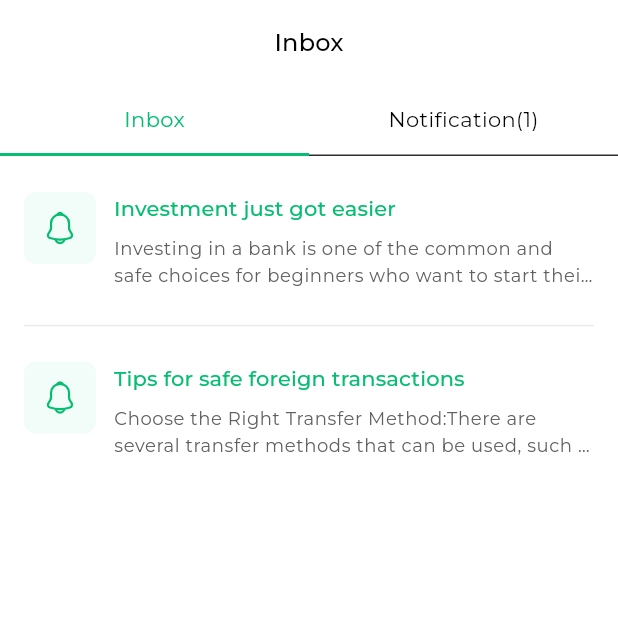
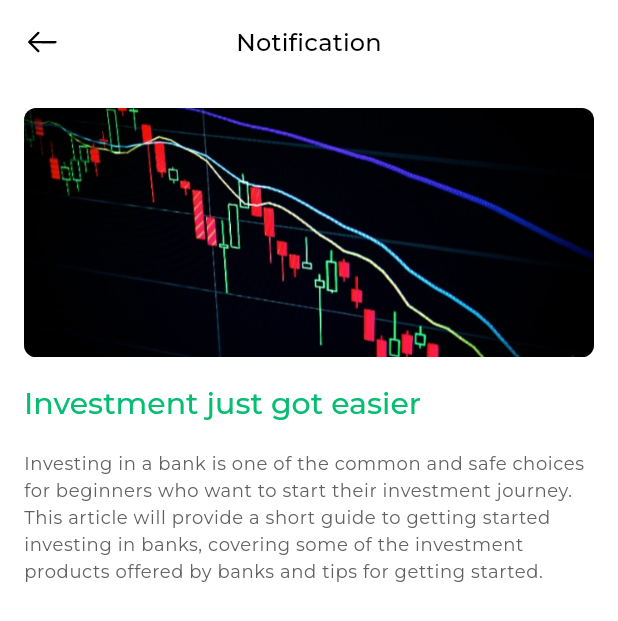
Before and after one commit to sayapakailinuxpak/dragonfly, a Flutter app: the screen it shows after launch, on a phone screen of 412 x 824 dp. Shown: the top 621 px of the screen. Run offline on Flutter 3.47's test engine with Material 3 defaults, Android fonts, the phone set to English and light mode, and no system bars; our stand-ins replace flutter_svg.

Commit message:
create NotificationDetail class

```diff
--- a/lib/main.dart
+++ b/lib/main.dart
@@ -1,5 +1,6 @@
 import 'package:dragonfly/screens/auth.dart';
 import 'package:dragonfly/screens/home.dart';
+import 'package:dragonfly/screens/notification_detail.dart';
 import 'package:dragonfly/screens/onboarding.dart';
 import 'package:dragonfly/screens/inbox.dart';
 import 'package:flutter/material.dart';
@@ -48,7 +49,13 @@ class MyApp extends StatelessWidget {
             fontFamily: "Montserrat",
             fontSize: 24.0,
             fontWeight: FontWeight.w500,
-            height: 1.5,
+            height: 1.5
+          ),
+          titleLarge: TextStyle(
+            fontFamily: "Montserrat",
+            fontSize: 20.0,
+            fontWeight: FontWeight.w500,
+            height: 1.5
           ),
           titleMedium: TextStyle(
             fontFamily: "Montserrat",
@@ -95,7 +102,7 @@ class MyApp extends StatelessWidget {
         ),
         // useMaterial3: true,
       ),
-      home: const Inbox()
+      home: NotificationDetail()
     );
   }
 }
--- /dev/null
+++ b/lib/screens/notification_detail.dart
@@ -0,0 +1,59 @@
+import 'package:dragonfly/data/notification_model.dart';
+import 'package:flutter/cupertino.dart';
+import 'package:flutter/material.dart';
+import 'package:flutter_svg/flutter_svg.dart';
+
+class NotificationDetail extends StatelessWidget {
+  const NotificationDetail({super.key});
+
+  @override
+  Widget build(BuildContext context) {
+    return Scaffold(
+      appBar: AppBar(
+        leading: IconButton(
+          onPressed: () {},
+          icon: SvgPicture.asset(
+            "assets/icons/arrow-left-icon.svg"
+          )
+        ),
+        title: Text(
+          "Notification",
+          style: Theme.of(context).textTheme.titleMedium?.apply(
+            fontWeightDelta: 1
+          ),
+        ),
+        centerTitle: true,
+      ),
+      body: SingleChildScrollView(
+        child: Padding(
+          padding: const EdgeInsets.symmetric(horizontal: 16.0, vertical: 16.0),
+          child: Column(
+            crossAxisAlignment: CrossAxisAlignment.start,
+            children: [
+              ClipRRect(
+                borderRadius: BorderRadius.circular(8.0),
+                child: Image.asset(
+                  NotificationModel.notificationItems[0].thumbnailImage
+                ),
+              ),
+              const SizedBox(height: 16.0),
+              Text(
+                NotificationModel.notificationItems[0].title,
+                style: Theme.of(context).textTheme.titleLarge?.apply(
+                  color: Theme.of(context).colorScheme.primary
+                ),
+              ),
+              const SizedBox(height: 16.0),
+              Text(
+                NotificationModel.notificationItems[0].messageBody,
+                style: Theme.of(context).textTheme.bodySmall?.apply(
+                  color: const Color(0xFF606060)
+                )
+              )
+            ],
+          ),
+        ),
+      ),
+    );
+  }
+}
--- a/pubspec.yaml
+++ b/pubspec.yaml
@@ -80,6 +80,7 @@ flutter:
     - assets/icons/notification-status-icon.svg
     - assets/icons/profile-icon.svg
     - assets/icons/bell-icon.svg
+    - assets/icons/arrow-left-icon.svg
     - assets/images/credit-card-image-1.png
     - assets/images/credit-card-image-2.png
     - assets/images/credit-card-combo-image.png
```
Also changed, not shown: assets/icons/arrow-left-icon.svg (added).
